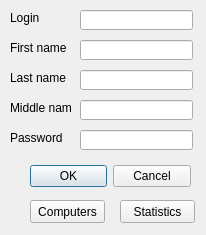
Old version of the form server/usereditdialog.ui in the repository EPecherkin/diplom.
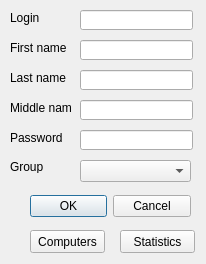
New version of the form.

```diff
--- a/server/usereditdialog.ui
+++ b/server/usereditdialog.ui
@@ -7,7 +7,7 @@
     <x>0</x>
     <y>0</y>
     <width>206</width>
-    <height>235</height>
+    <height>264</height>
    </rect>
   </property>
   <property name="windowTitle">
@@ -17,7 +17,7 @@
    <property name="geometry">
     <rect>
      <x>30</x>
-     <y>160</y>
+     <y>190</y>
      <width>161</width>
      <height>32</height>
     </rect>
@@ -148,7 +148,7 @@
    <property name="geometry">
     <rect>
      <x>30</x>
-     <y>200</y>
+     <y>230</y>
      <width>75</width>
      <height>23</height>
     </rect>
@@ -161,7 +161,7 @@
    <property name="geometry">
     <rect>
      <x>120</x>
-     <y>200</y>
+     <y>230</y>
      <width>75</width>
      <height>23</height>
     </rect>
@@ -170,6 +170,29 @@
     <string>Statistics</string>
    </property>
   </widget>
+  <widget class="QComboBox" name="groupCB">
+   <property name="geometry">
+    <rect>
+     <x>80</x>
+     <y>160</y>
+     <width>111</width>
+     <height>22</height>
+    </rect>
+   </property>
+  </widget>
+  <widget class="QLabel" name="groupL">
+   <property name="geometry">
+    <rect>
+     <x>10</x>
+     <y>160</y>
+     <width>46</width>
+     <height>13</height>
+    </rect>
+   </property>
+   <property name="text">
+    <string>Group</string>
+   </property>
+  </widget>
  </widget>
  <resources/>
  <connections>
```
